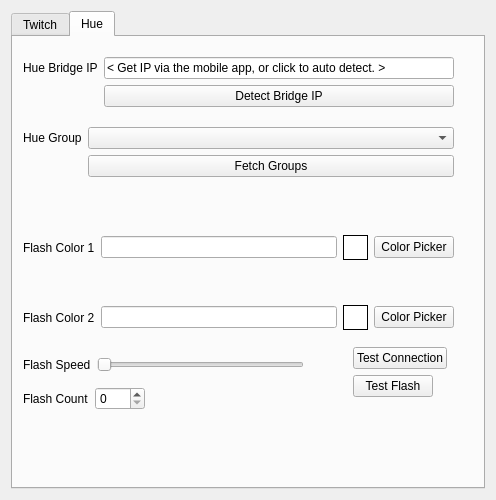
Before: the Qt Designer form twitch_bot/designs/config_2.ui in gibsonje/hue-subscriber-bot, drawn with Qt 5.
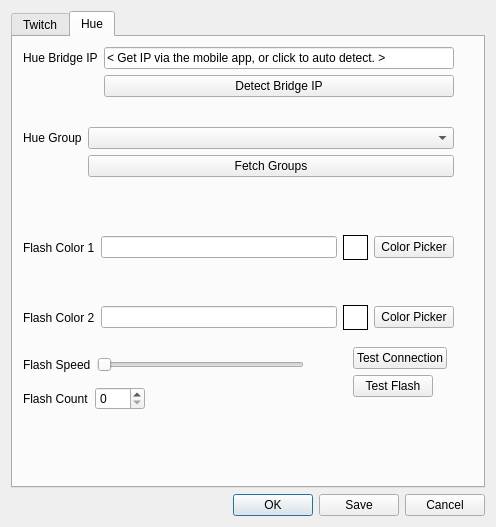
After: the same form once the commit is applied. The open tabs and pages were chosen to show the change.

Patch:
```diff
--- a/twitch_bot/designs/config_2.ui
+++ b/twitch_bot/designs/config_2.ui
@@ -7,7 +7,7 @@
     <x>0</x>
     <y>0</y>
     <width>496</width>
-    <height>500</height>
+    <height>527</height>
    </rect>
   </property>
   <property name="windowTitle">
@@ -112,16 +112,6 @@
           </property>
          </widget>
         </item>
-        <item row="6" column="1">
-         <widget class="QDialogButtonBox" name="dialog_buttons">
-          <property name="orientation">
-           <enum>Qt::Horizontal</enum>
-          </property>
-          <property name="standardButtons">
-           <set>QDialogButtonBox::Cancel|QDialogButtonBox::Ok</set>
-          </property>
-         </widget>
-        </item>
        </layout>
       </widget>
       <zorder>username_text</zorder>
@@ -219,13 +209,13 @@
         </item>
        </layout>
       </widget>
-      <widget class="QWidget" name="">
+      <widget class="QWidget" name="layoutWidget">
        <property name="geometry">
         <rect>
          <x>10</x>
-         <y>20</y>
+         <y>10</y>
          <width>431</width>
-         <height>59</height>
+         <height>71</height>
         </rect>
        </property>
        <layout class="QFormLayout" name="formLayout_2">
@@ -252,7 +242,7 @@
         </item>
        </layout>
       </widget>
-      <widget class="QWidget" name="">
+      <widget class="QWidget" name="layoutWidget">
        <property name="geometry">
         <rect>
          <x>10</x>
@@ -281,7 +271,7 @@
         </item>
        </layout>
       </widget>
-      <widget class="QWidget" name="">
+      <widget class="QWidget" name="layoutWidget">
        <property name="geometry">
         <rect>
          <x>10</x>
@@ -361,7 +351,7 @@
         </item>
        </layout>
       </widget>
-      <widget class="QWidget" name="">
+      <widget class="QWidget" name="layoutWidget">
        <property name="geometry">
         <rect>
          <x>10</x>
@@ -390,7 +380,7 @@
         </item>
        </layout>
       </widget>
-      <widget class="QWidget" name="">
+      <widget class="QWidget" name="layoutWidget">
        <property name="geometry">
         <rect>
          <x>10</x>
@@ -412,7 +402,7 @@
         </item>
        </layout>
       </widget>
-      <widget class="QWidget" name="">
+      <widget class="QWidget" name="layoutWidget">
        <property name="geometry">
         <rect>
          <x>340</x>
@@ -444,6 +434,16 @@
      </widget>
     </widget>
    </item>
+   <item>
+    <widget class="QDialogButtonBox" name="dialog_buttons">
+     <property name="orientation">
+      <enum>Qt::Horizontal</enum>
+     </property>
+     <property name="standardButtons">
+      <set>QDialogButtonBox::Cancel|QDialogButtonBox::Ok|QDialogButtonBox::Save</set>
+     </property>
+    </widget>
+   </item>
   </layout>
  </widget>
  <resources/>
```
Left out of the diff: 32 changed lines with no effect on the pictures.
